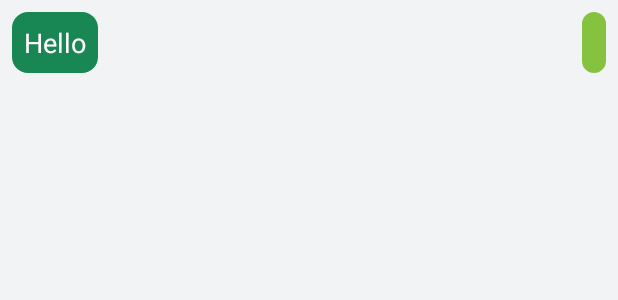
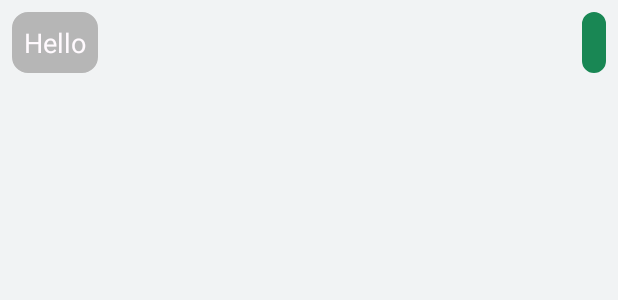
Before and after one commit to levanthoi/Book-Pitch, an Android app: the layout item_chat_messages.xml on its own in the app's theme, with its tools: preview values and no code run, on a phone screen of 412 x 824 dp. Shown: the top 300 px of the screen. Run offline under Robolectric (Android 15) with nearby library versions, the phone set to English and light mode, and no system bars.

Commit message:
update message

```diff
--- a/app/src/main/java/com/example/book_pitch/Activities/MessageItemActivity.java
+++ b/app/src/main/java/com/example/book_pitch/Activities/MessageItemActivity.java
@@ -138,14 +138,14 @@ public class MessageItemActivity extends AppCompatActivity {
 
     private void Data(){
         if(messageGroup!=null){
-            chatMessageRef .child("chat_message").orderByChild("id_group").equalTo(messageGroup.getId()).addValueEventListener(new ValueEventListener() {
+            chatMessageRef .orderByChild("id_group").equalTo(messageGroup.getId()).addValueEventListener(new ValueEventListener() {
                 @Override
                 public void onDataChange(@NonNull DataSnapshot dataSnapshot) {
                     chat_messages.clear();
 
                     for (DataSnapshot snapshot : dataSnapshot.getChildren()) {
                         ChatMessage chat_message = snapshot.getValue(ChatMessage.class);
-                        chat_messages.add(chat_message);
+                            chat_messages.add(chat_message);
                     }
                     chatMessageAdapter.notifyDataSetChanged();
                 }
--- a/app/src/main/java/com/example/book_pitch/Fragment/MessageFragment.java
+++ b/app/src/main/java/com/example/book_pitch/Fragment/MessageFragment.java
@@ -18,6 +18,7 @@ import com.example.book_pitch.Activities.MessageItemActivity;
 import com.example.book_pitch.Adapters.MessageGroupAdapter;
 import com.example.book_pitch.Models.MessageGroup;
 import com.example.book_pitch.R;
+import com.example.book_pitch.Utils.FirebaseUtil;
 import com.google.firebase.database.DataSnapshot;
 import com.google.firebase.database.DatabaseError;
 import com.google.firebase.database.DatabaseReference;
@@ -59,7 +60,9 @@ public class MessageFragment extends Fragment implements MessageGroupAdapter.Mes
                 messageGroupAdapter.notifyDataSetChanged();
                 for (DataSnapshot snapshot : dataSnapshot.getChildren()) {
                     MessageGroup message = snapshot.getValue(MessageGroup.class);
-                    messages.add(message);
+                    if (message.getMembers().contains(FirebaseUtil.currentUserId())) {
+                        messages.add(message);
+                    }
                 }
             }
             @Override
--- a/app/src/main/res/layout/fragment_chat.xml
+++ b/app/src/main/res/layout/fragment_chat.xml
@@ -74,7 +74,7 @@
             android:layout_toLeftOf="@id/message_send_btn"
             android:background="@drawable/edit_text_rounded_corner"
             android:elevation="4dp"
-            android:hint="Write message here"
+            android:hint="Nhập tin nhắn"
             android:padding="10dp" />
 
         <ImageButton
--- a/app/src/main/res/layout/fragment_message.xml
+++ b/app/src/main/res/layout/fragment_message.xml
@@ -45,6 +45,7 @@
                 android:layout_alignParentEnd="true"
                 android:layout_centerVertical="true"
                 android:src="@drawable/person_icon"
+                android:id="@+id/icon_person"
                 />
         </RelativeLayout>
 
--- a/app/src/main/res/layout/item_chat_messages.xml
+++ b/app/src/main/res/layout/item_chat_messages.xml
@@ -8,18 +8,19 @@
         android:id="@+id/left_chat_layout"
         android:layout_width="wrap_content"
         android:layout_height="wrap_content"
+        android:layout_marginEnd="80dp"
         android:background="@drawable/edit_text_rounded_corner"
-        android:backgroundTint="@color/darkGreen"
+        android:backgroundTint="#B6B6B6"
         android:orientation="vertical"
-        android:padding="8dp"
-        android:layout_marginEnd="80dp">
+        android:padding="8dp">
+
         <TextView
             android:id="@+id/left_chat_textview"
             android:layout_width="wrap_content"
             android:layout_height="wrap_content"
+            android:text="Hello"
             android:textColor="@color/white"
-            android:textSize="18sp"
-            android:text="Hello" />
+            android:textSize="18sp" />
     </LinearLayout>
 
     <LinearLayout
@@ -27,7 +28,7 @@
         android:layout_width="wrap_content"
         android:layout_height="wrap_content"
         android:background="@drawable/edit_text_rounded_corner"
-        android:backgroundTint="@color/lightGreen"
+        android:backgroundTint="@color/darkGreen"
         android:layout_alignParentEnd="true"
         android:padding="8dp"
         android:layout_marginStart="80dp">
```
Also changed, not shown: app/src/main/java/com/example/book_pitch/Fragment/ChatFragment.java (deleted, +0 -59 lines), app/src/main/res/layout/item_group_messages.xml (+13 -0 lines).
